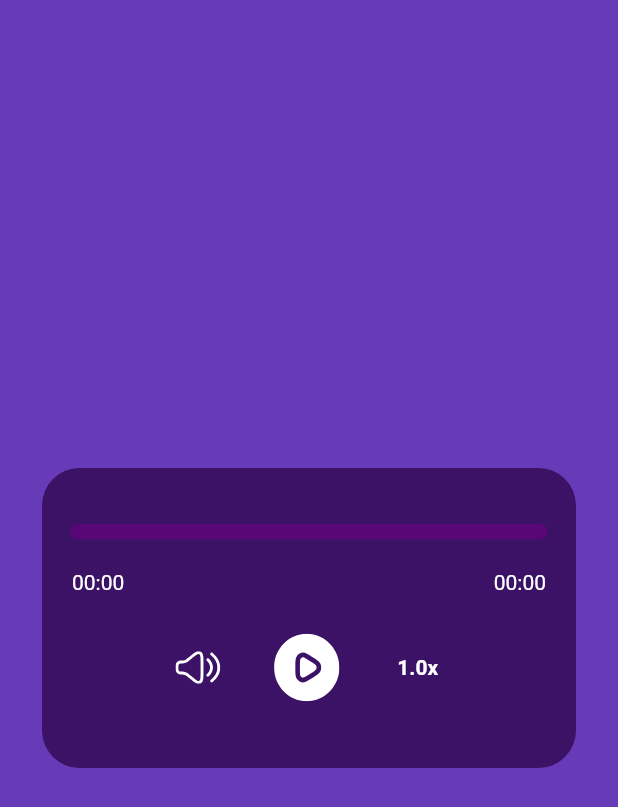
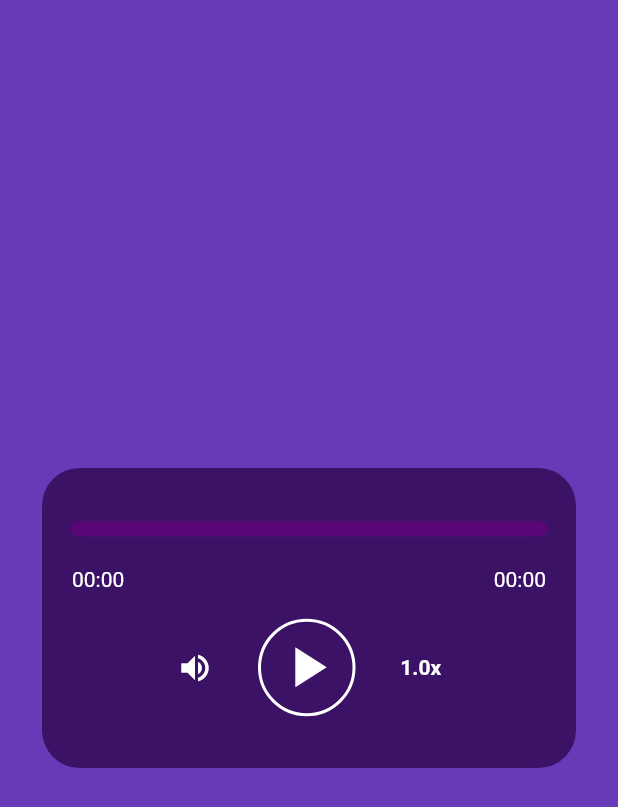
Before and after one commit to rabaun/flutter_music_player, a Flutter app: the screen it shows after launch, on a phone screen of 412 x 824 dp. Shown: the top 807 px of the screen. Run offline on Flutter 3.47's test engine with Material 2 defaults, Android fonts, the light colour scheme and no system bars; our stand-ins replace just_audio, rxdart; missing offline and left inert: audio_session; statements that could not run were skipped.

Commit message:
Change icon

```diff
--- a/lib/audio_player.dart
+++ b/lib/audio_player.dart
@@ -2,7 +2,6 @@ import 'dart:math';
 
 import 'package:audio_session/audio_session.dart';
 import 'package:flutter/material.dart';
-import 'package:flutter_svg/svg.dart';
 import 'package:just_audio/just_audio.dart';
 import 'package:rxdart/rxdart.dart';
 
@@ -59,7 +58,6 @@ class _AudioPlayerJustState extends State<AudioPlayerJust> {
     }
   }
 
-  @override
   void didChangeAppLifecycleState(AppLifecycleState state) {
     if (state == AppLifecycleState.paused) {
       // Release the player's resources when not in use. We use "stop" so that
@@ -143,12 +141,16 @@ class ControlButtons extends StatelessWidget {
       children: [
         // Opens volume slider dialog
         IconButton(
-          icon: SvgPicture.asset(
-            colorFilter: const ColorFilter.mode(Colors.white, BlendMode.srcIn),
-            'images/volume.svg',
-            width: 30,
-            height: 31,
+          icon: const Icon(
+            Icons.volume_up,
+            color: Colors.white,
           ),
+          // SvgPicture.asset(
+          //   colorFilter: const ColorFilter.mode(Colors.white, BlendMode.srcIn),
+          //   'images/volume.svg',
+          //   width: 30,
+          //   height: 31,
+          // ),
           onPressed: () {
             showSliderDialog(
               context: context,
@@ -184,48 +186,91 @@ class ControlButtons extends StatelessWidget {
             } else if (playing != true) {
               return Padding(
                 padding: const EdgeInsets.all(18.0),
+                child: Container(
+                  decoration: BoxDecoration(
+                    shape: BoxShape.circle,
+                    border: Border.all(
+                      color: Colors.white,
+                      width: 2,
+                    ),
+                  ),
                   child: IconButton(
                     iconSize: 45,
-                  icon: SvgPicture.asset(
-                    colorFilter: const ColorFilter.mode(Colors.white, BlendMode.srcIn),
-                    height: 77,
-                    'images/play.svg',
+                    icon: const Icon(
+                      Icons.play_arrow,
+                      color: Colors.white,
                     ),
+                    // SvgPicture.asset(
+                    //   colorFilter: const ColorFilter.mode(Colors.white, BlendMode.srcIn),
+                    //   height: 77,
+                    //   'images/play.svg',
+                    // ),
                     onPressed: player.play,
+                  ),
                 ),
               );
             } else if (processingState != ProcessingState.completed) {
               return Padding(
                 padding: const EdgeInsets.all(18.0),
-                child: IconButton(
+                child: Container(
+                  decoration: BoxDecoration(
+                    shape: BoxShape.circle,
+                    border: Border.all(
+                      color: Colors.white,
+                      width: 2,
+                    ),
+                  ),
+                  child:  IconButton(
                     iconSize: 45,
-                  icon: SvgPicture.asset(
-                    colorFilter: const ColorFilter.mode(Colors.white, BlendMode.srcIn),
-                    height: 77,
-                    'images/stop.svg',
+                    icon: const Icon(
+                      Icons.pause,
+                      color: Colors.white,
                     ),
+                    // SvgPicture.asset(
+                    //   colorFilter: const ColorFilter.mode(Colors.white, BlendMode.srcIn),
+                    //   height: 77,
+                    //   'images/stop.svg',
+                    // ),
                     onPressed: player.pause,
+                  ),
                 ),
               );
             } else {
               Padding(
                 padding: const EdgeInsets.all(18.0),
-                child: IconButton(
+                child: Container(
+                  decoration: BoxDecoration(
+                    shape: BoxShape.circle,
+                    border: Border.all(
+                      color: Colors.white,
+                      width: 2,
+                    ),
+                  ),
+                  child:  IconButton(
                     iconSize: 45,
-                  icon: SvgPicture.asset(
-                    colorFilter: const ColorFilter.mode(Colors.white, BlendMode.srcIn),
-                    height: 77,
-                    'images/stop.svg',
+                    icon: const Icon(
+                      Icons.pause,
+                      color: Colors.white,
                     ),
+                    // SvgPicture.asset(
+                    //   colorFilter: const ColorFilter.mode(Colors.white, BlendMode.srcIn),
+                    //   height: 77,
+                    //   'images/stop.svg',
+                    // ),
                     onPressed: player.pause,
+                  ),
                 ),
               );
               return IconButton(
                 iconSize: 45,
-                icon: SvgPicture.asset(
-                  height: 77,
-                  'images/replay.svg',
+                icon: const Icon(
+                  Icons.replay,
+                  color: Colors.white,
                 ),
+                // SvgPicture.asset(
+                //   height: 77,
+                //   'images/replay.svg',
+                // ),
                 onPressed: () => player.seek(Duration.zero),
               );
             }
@@ -308,10 +353,8 @@ class SeekBarState extends State<SeekBar> {
       children: [
         SliderTheme(
           data: _sliderThemeData.copyWith(
-            trackShape: const RoundSliderTrackShape (),
             thumbShape: SliderComponentShape.noThumb,
             activeTrackColor: Colors.transparent,
-            inactiveTrackColor: const Color(0xff590677),
           ),
           child: ExcludeSemantics(
             child: Slider(
@@ -338,7 +381,7 @@ class SeekBarState extends State<SeekBar> {
         ),
         SliderTheme(
           data: _sliderThemeData.copyWith(
-            trackShape: const RoundSliderTrackShape  (),
+            trackShape: const RoundSliderTrackShape (),
             thumbShape: SliderComponentShape.noThumb,
             activeTrackColor: const Color(0xffEB5757),
             inactiveTrackColor: const Color(0xff590677),
```
Lines whose indentation alone changed are shown as unchanged.
